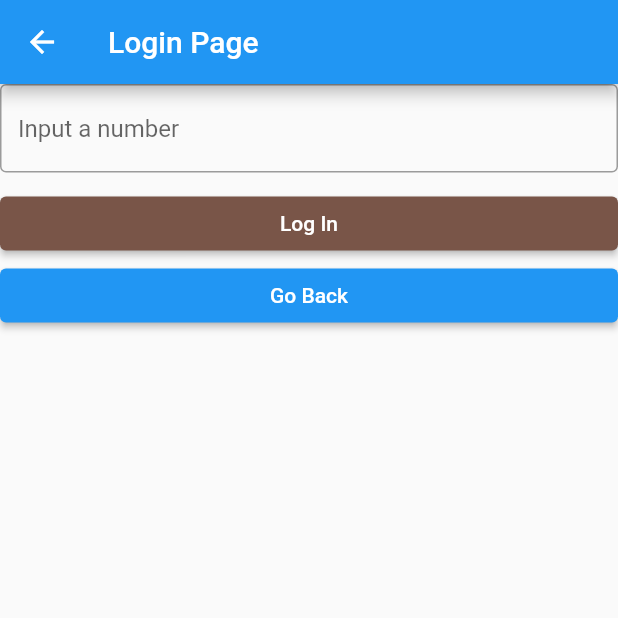
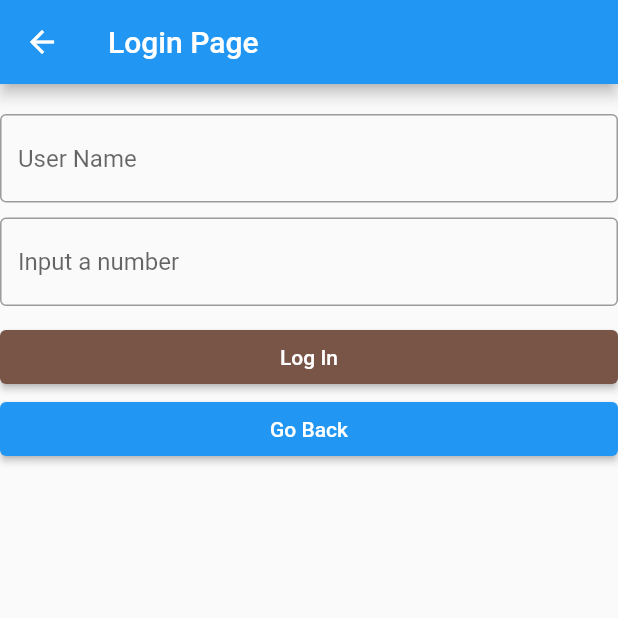
Before and after one commit to Jhomani/bloc_template, a Flutter app: the LoginPage screen opened by its route, after a tap on "Log In", on a phone screen of 412 x 824 dp, the top half of it. Run offline on Flutter 3.47's test engine with Material 2 defaults, Android fonts, the phone set to English and light mode, and no system bars; our stand-ins replace bloc, flutter_bloc.

Commit message:
partial finish clean architecture implement

```diff
--- a/lib/features/auth/presentation/bloc/login_bloc.dart
+++ b/lib/features/auth/presentation/bloc/login_bloc.dart
@@ -1,6 +1,3 @@
-import 'dart:convert';
-import 'dart:io';
-
 import 'package:flutter_bloc/flutter_bloc.dart';
 import 'package:template/features/auth/data/models/login_.dart';
 import 'package:template/features/auth/presentation/bloc/login_state.dart';
@@ -10,8 +7,6 @@ import 'dart:developer' as devtools;
 import 'login_events.dart';
 
 class LoginBloc extends Bloc<AuthAction, LoginState?> {
-  bool errors = false;
-
   LoginBloc() : super(null) {
     on<LoginAction>(_initialLoginRequest);
   }
--- a/lib/features/auth/presentation/widgets/login_form.dart
+++ b/lib/features/auth/presentation/widgets/login_form.dart
@@ -14,21 +14,40 @@ class LoginForm extends StatefulWidget {
 
 class LoginFormState extends State<LoginForm> {
   final controller = TextEditingController(text: "hello");
-  String inputStr = '';
+
+  String username = '';
+  String passoword = '';
 
   @override
   Widget build(BuildContext context) {
     return Column(
       children: <Widget>[
+        const SizedBox(height: 20),
         TextField(
           controller: controller,
-          keyboardType: TextInputType.number,
+          // keyboardType: TextInputType.number,
+          decoration: const InputDecoration(
+            border: OutlineInputBorder(),
+            hintText: 'User Name',
+          ),
+          onChanged: (value) {
+            username = value;
+          },
+          onSubmitted: (_) {
+            dispatchConcrete();
+          },
+        ),
+        const SizedBox(height: 10),
+        TextField(
+          // controller: controller,
+          // keyboardType: TextInputType.number,
+          obscureText: true,
           decoration: const InputDecoration(
             border: OutlineInputBorder(),
             hintText: 'Input a number',
           ),
           onChanged: (value) {
-            inputStr = value;
+            passoword = value;
           },
           onSubmitted: (_) {
             dispatchConcrete();
@@ -65,7 +84,7 @@ class LoginFormState extends State<LoginForm> {
   }
 
   void dispatchConcrete() {
-    LoginAction action = LoginAction(user: inputStr, password: "test");
+    LoginAction action = LoginAction(user: username, password: passoword);
 
     context.read<LoginBloc>().add(action);
 
--- a/lib/main.dart
+++ b/lib/main.dart
@@ -1,5 +1,7 @@
 import 'package:flutter/material.dart';
 import 'routes/interface.dart';
+
+// @TODO: https://bloclibrary.dev/#/flutterlogintutorial
 
 void main() {
   runApp(const MyApp());
```
Also changed, not shown: lib/core/errors/http.dart (added, +11 -0 lines), lib/core/network/common_request.dart (+6 -1 lines), lib/core/network/http_errors.dart (added, +11 -0 lines), lib/core/network/requests.dart (+11 -10 lines), lib/features/auth/data/models/token.dart (added, +16 -0 lines), lib/features/auth/data/repositories/login_repository.dart (added, +14 -0 lines), lib/features/auth/domain/entities/login_entity.dart (+10 -0 lines), lib/features/auth/domain/repositories/login_repository.dart (added, +9 -0 lines), lib/features/auth/domain/usecases/login_user.dart (added, +19 -0 lines).
